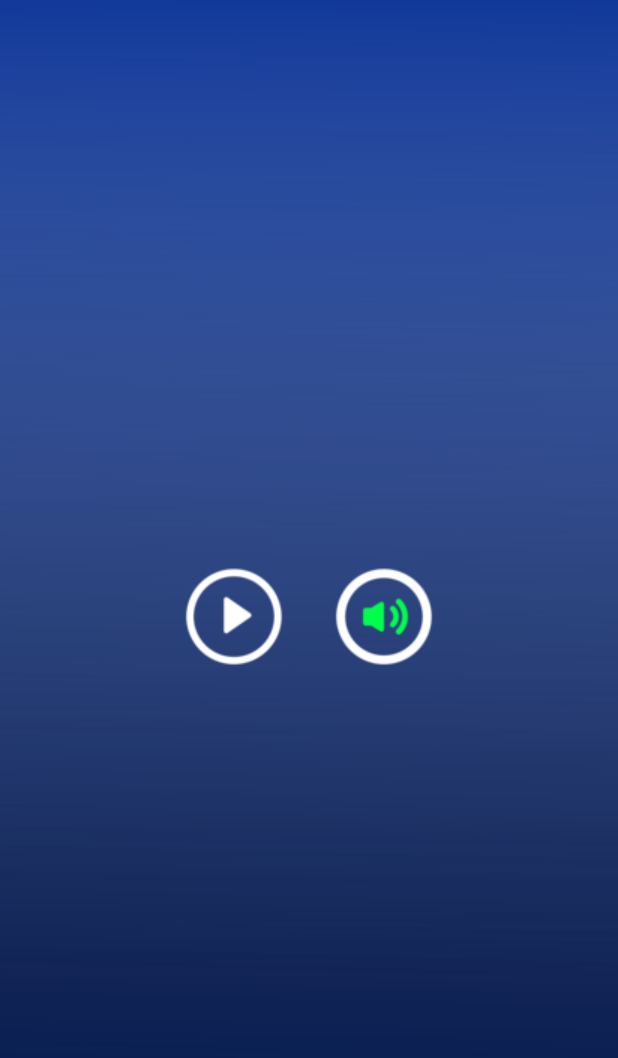
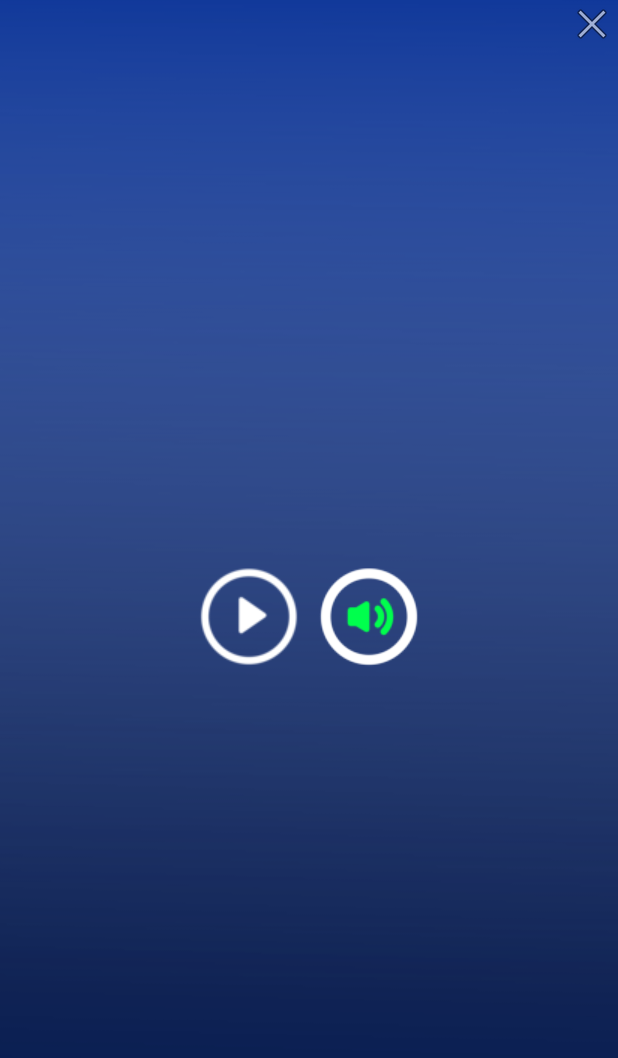
Before and after one commit to sdumencic/forwardToThePast, an Android app: the BreakoutActivity screen opened directly, with no data from a screen before it, on a phone screen of 412 x 824 dp. Shown: the top 1058 px of the screen. Run offline under Robolectric (Android 15) with nearby library versions, the phone set to English and light mode, and no system bars.

Commit message:
Added exit to settings screen

```diff
--- a/app/src/main/java/com/example/myapplication/BreakoutActivity.java
+++ b/app/src/main/java/com/example/myapplication/BreakoutActivity.java
@@ -3,17 +3,20 @@ package com.example.myapplication;
 import androidx.appcompat.app.AppCompatActivity;
 
 import android.content.SharedPreferences;
+import android.media.Image;
 import android.os.Bundle;
 import android.util.DisplayMetrics;
 import android.view.View;
 import android.view.WindowManager;
 import android.widget.ImageButton;
+import android.widget.ImageView;
 
 import breakout.GameView;
 
 public class BreakoutActivity extends AppCompatActivity {
     SharedPreferences sharedPreferences;
     Boolean audioState;
+    public static ImageView close;
     ImageButton ibAudio;
 
     @Override
@@ -24,12 +27,24 @@ public class BreakoutActivity extends AppCompatActivity {
         ibAudio = findViewById(R.id.ibAudio);
         sharedPreferences = getSharedPreferences("my_pref", 0);
         audioState = sharedPreferences.getBoolean("audioState", true);
+        close = findViewById(R.id.close);
         if (audioState) {
             ibAudio.setImageResource(R.drawable.breakout_sound_on);
         } else {
             ibAudio.setImageResource(R.drawable.breakout_sound_off);
         }
 
+        close.setOnClickListener(new View.OnClickListener() {
+            @Override
+            public void onClick(View v) {
+                closeGame();
+            }
+        });
+
+    }
+
+    private void closeGame() {
+        this.finish();
     }
 
     public void startGame(View view) {
--- a/app/src/main/res/layout/activity_breakout.xml
+++ b/app/src/main/res/layout/activity_breakout.xml
@@ -1,29 +1,43 @@
 <?xml version="1.0" encoding="utf-8"?>
-<LinearLayout xmlns:android="http://schemas.android.com/apk/res/android"
+<RelativeLayout xmlns:android="http://schemas.android.com/apk/res/android"
     xmlns:app="http://schemas.android.com/apk/res-auto"
     xmlns:tools="http://schemas.android.com/tools"
     android:layout_width="match_parent"
     android:layout_height="match_parent"
     tools:context=".BreakoutActivity"
     android:orientation="vertical"
-    android:background="@drawable/breakout_background"
-    android:gravity="center">
+    android:background="@drawable/breakout_background">
+
     <LinearLayout
         android:layout_width="wrap_content"
         android:layout_height="wrap_content"
+        android:layout_centerInParent="true"
+        android:layout_centerVertical="true"
         android:orientation="horizontal">
+
         <ImageButton
             android:layout_width="wrap_content"
             android:layout_height="wrap_content"
-            android:layout_marginRight="20dp"
             android:background="@drawable/breakout_play"
             android:onClick="startGame" />
+
 
         <ImageButton
             android:id="@+id/ibAudio"
             android:layout_width="wrap_content"
             android:layout_height="wrap_content"
-            android:background="@android:color/transparent"
+            android:background="@drawable/breakout_sound_on"
             android:onClick="audioPref" />
     </LinearLayout>
-</LinearLayout>
+
+    <ImageView
+        android:id="@+id/close"
+        android:layout_width="wrap_content"
+        android:layout_height="wrap_content"
+        android:layout_alignParentEnd="true"
+        android:layout_alignParentRight="true"
+        android:layout_marginEnd="1dp"
+        android:layout_marginRight="1dp"
+        app:srcCompat="@android:drawable/ic_menu_close_clear_cancel" />
+
+</RelativeLayout>
--- a/app/src/main/res/layout/breakout_game_over.xml
+++ b/app/src/main/res/layout/breakout_game_over.xml
@@ -70,7 +70,7 @@
                 <TextView
                     android:layout_width="wrap_content"
                     android:layout_height="wrap_content"
-                    android:text="Highest: "
+                    android:text="High score: "
                     android:textSize="24sp"
                     android:layout_gravity="center|right"></TextView>
                 <TextView
```
